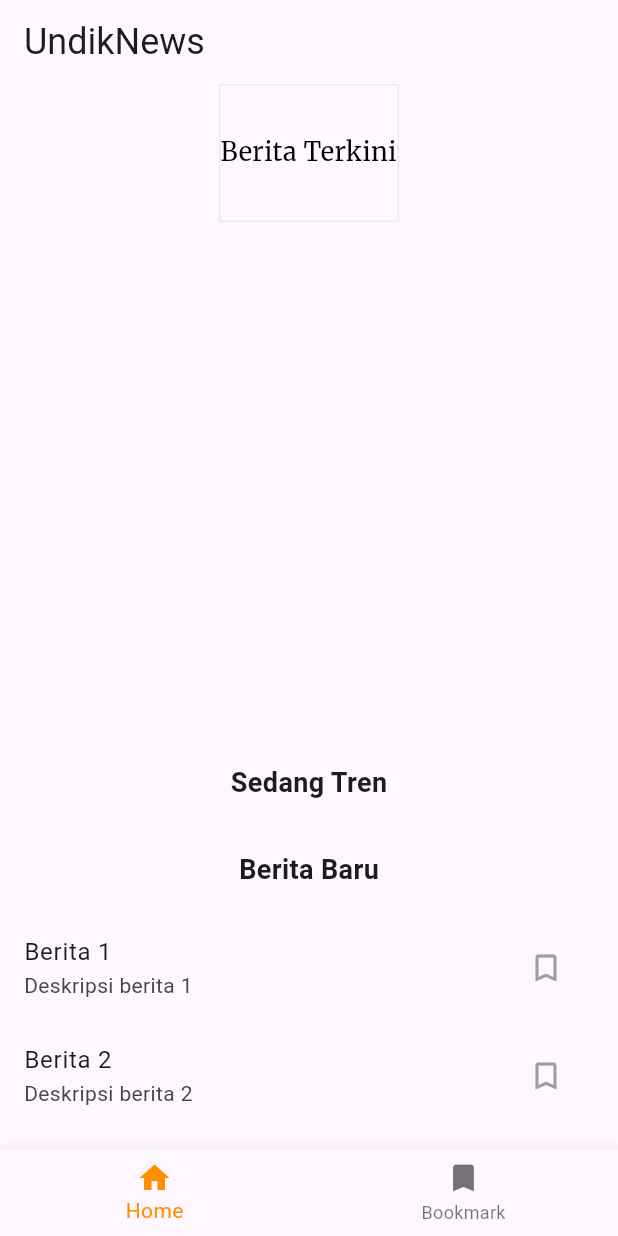
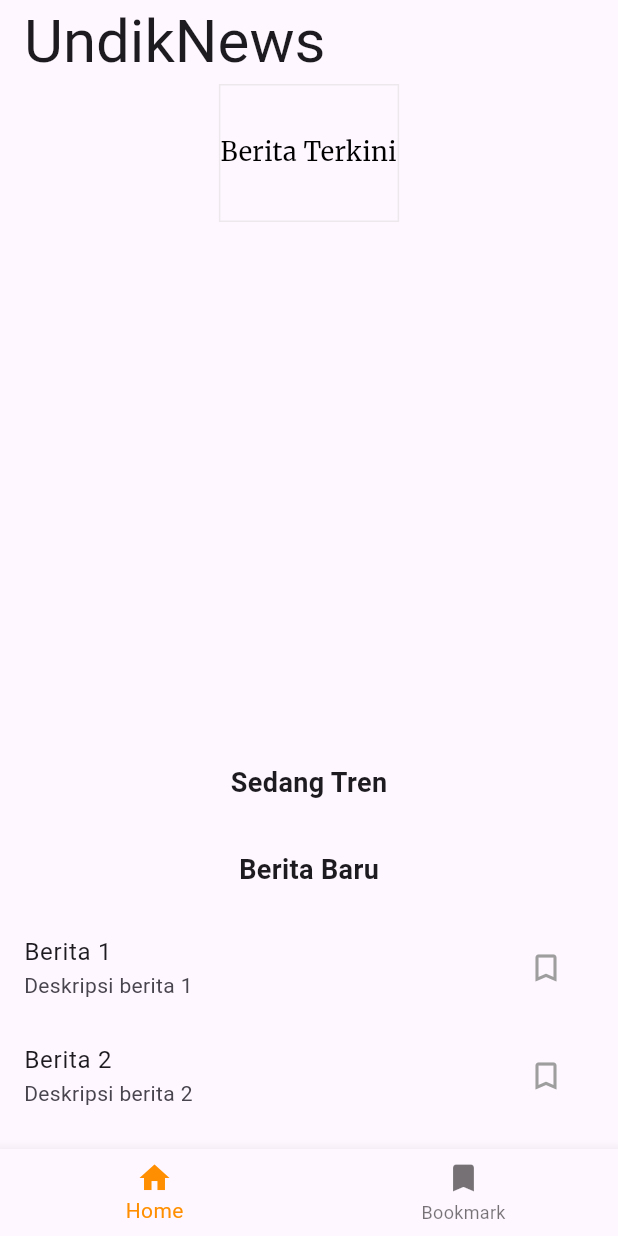
Before and after one commit to AryMahendra/Uas_Pemrograman_Multi_Platform, a Flutter app: the screen it shows after launch, on a phone screen of 412 x 824 dp. Run offline on Flutter 3.47's test engine with Material 3 defaults, Android fonts, the phone set to English and light mode, and no system bars; our stand-ins replace google_fonts; Roboto replaces fonts that are missing (Abhaya Libre).

Commit message:
mengganti font size

```diff
--- a/lib/main.dart
+++ b/lib/main.dart
@@ -61,7 +61,7 @@ class _MyHomePageState extends State<MyHomePage> {
           'UndikNews',
           style: GoogleFonts.getFont(
             'Abhaya Libre',
-            fontSize: 24,
+            fontSize: 40,
           ),
         ),
       ),
```
